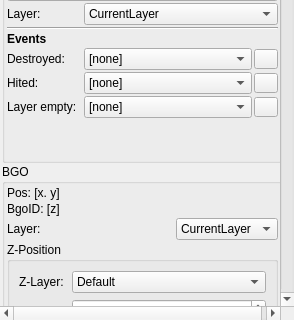
First picture: the form in Editor/main_window/dock/lvl_item_properties.ui, repository WohlSoft/Moondust-Project, before the edit; both pictures show x 0 to 294 and y 217 to 537 of the 294 by 537 pixel window.
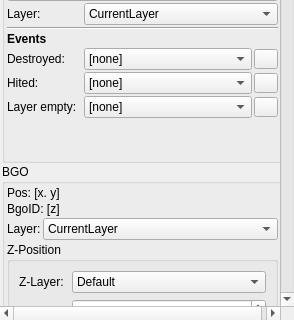
Second picture: the form after the edit. Icons and pictures are not drawn. Custom widgets are drawn as their Qt base class.

Commit message:
Editor: Send modified properties to running engine
Before this change was no way to place a new item with different than default properties. Now it's possible!

The edit to the form file:
```diff
--- a/Editor/main_window/dock/lvl_item_properties.ui
+++ b/Editor/main_window/dock/lvl_item_properties.ui
@@ -57,9 +57,9 @@
        <property name="geometry">
         <rect>
          <x>0</x>
-         <y>0</y>
-         <width>280</width>
-         <height>1727</height>
+         <y>-280</y>
+         <width>286</width>
+         <height>1902</height>
         </rect>
        </property>
        <layout class="QVBoxLayout" name="verticalLayout" stretch="0,0,0,100">
@@ -482,7 +482,7 @@
           <property name="title">
            <string>BGO</string>
           </property>
-          <layout class="QGridLayout" name="gridLayout_14" columnstretch="10,0">
+          <layout class="QGridLayout" name="gridLayout_14" columnstretch="0,1000">
            <property name="sizeConstraint">
             <enum>QLayout::SetMinimumSize</enum>
            </property>
```
The commit also changes 1 other file.
